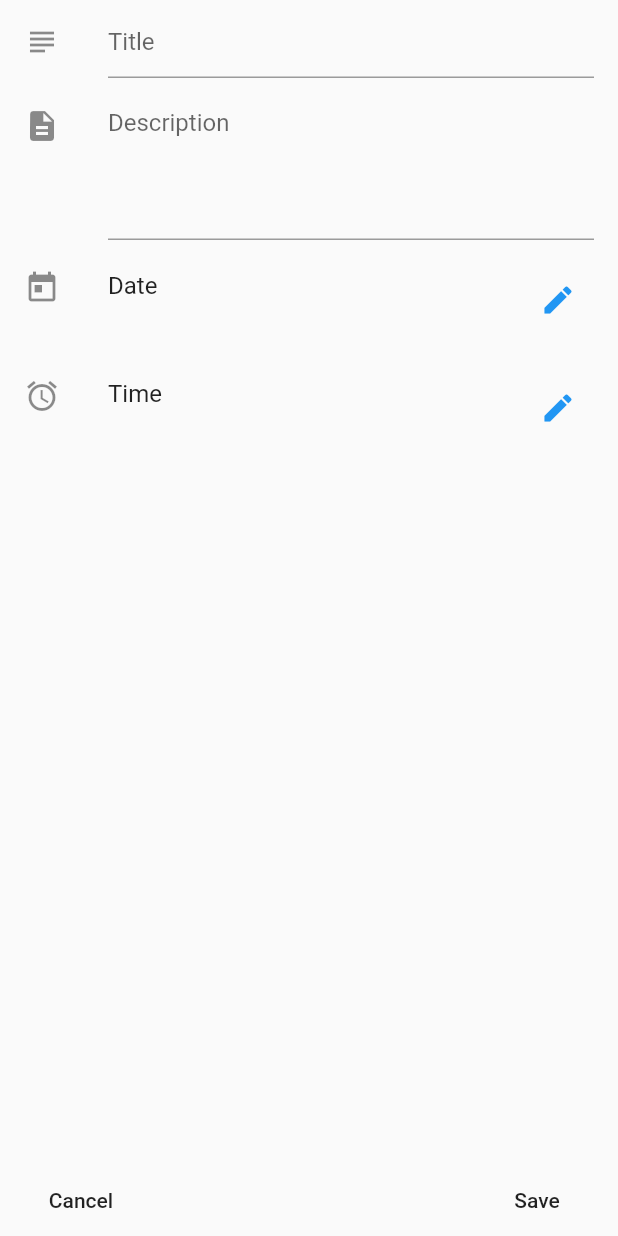
After one commit to javyliu/flutter_book, a Flutter app: the AppointmentEntry screen opened directly, on a phone screen of 412 x 824 dp. The commit adds this screen. Run offline on Flutter 3.47's test engine with Material 2 defaults, Android fonts, the phone set to English and light mode, and no system bars; our stand-ins replace flutter_calendar_carousel, flutter_i18n, flutter_slidable, image_picker, sqflite; accounts and stored records are empty.

Commit message:
add appointment

```diff
--- /dev/null
+++ b/lib/appointments/appointment_entry.dart
@@ -0,0 +1,142 @@
+import 'package:flutter/material.dart';
+import 'package:flutter_book/appointments/appointment_db_worker.dart';
+import 'package:scoped_model/scoped_model.dart';
+import '../utils.dart' as utils;
+import 'models/appointment.dart';
+
+class AppointmentEntry extends StatelessWidget {
+  final TextEditingController _titleCon = TextEditingController();
+  final TextEditingController _desCon = TextEditingController();
+
+  final GlobalKey<FormState> _formKey = GlobalKey();
+
+  AppointmentEntry() {
+    _titleCon.addListener(() {
+      appointmentModel.entityBeingEdited.title = _titleCon.text;
+    });
+    _desCon.addListener(() {
+      appointmentModel.entityBeingEdited.description = _desCon.text;
+    });
+  }
+
+  @override
+  Widget build(BuildContext context) {
+    if (appointmentModel.entityBeingEdited != null) {
+      _titleCon.text = appointmentModel.entityBeingEdited.title;
+      _desCon.text = appointmentModel.entityBeingEdited.description;
+    }
+
+    return ScopedModel<AppointmentModel>(
+      model: appointmentModel,
+      child: ScopedModelDescendant<AppointmentModel>(
+        builder: (ctx, child, model) {
+          return Scaffold(
+            bottomNavigationBar: Padding(
+              padding: EdgeInsets.symmetric(
+                vertical: 0,
+                horizontal: 10,
+              ),
+              child: Row(
+                children: [
+                  FlatButton(
+                      onPressed: () {
+                        FocusScope.of(ctx).requestFocus(FocusNode());
+                        model.setStackIndex(0);
+                      },
+                      child: Text('Cancel')),
+                  Spacer(),
+                  FlatButton(onPressed: () => _save(ctx, appointmentModel), child: Text('Save')),
+                ],
+              ),
+            ),
+            body: Form(
+              key: _formKey,
+              child: ListView(
+                children: [
+                  ListTile(
+                    leading: Icon(Icons.subject),
+                    title: TextFormField(
+                      decoration: InputDecoration(hintText: "Title"),
+                      controller: _titleCon,
+                      validator: (value) {
+                        if(value.isEmpty) return "Please enter a title";
+                        return null;
+                      },
+                    ),
+                  ),
+                  ListTile(
+                    leading: Icon(Icons.description),
+                    title: TextFormField(
+                      keyboardType: TextInputType.multiline,
+                      maxLines: 4,
+                      decoration: InputDecoration(hintText: "Description"),
+                      controller: _desCon,
+                    ),
+                  ),
+                  ListTile(
+                    leading: Icon(Icons.today),
+                    title: Text("Date"),
+                    subtitle: Text(appointmentModel.chosenDate ?? ""),
+                    trailing: IconButton(
+                      icon: Icon(Icons.edit),
+                      color: Colors.blue,
+                      onPressed: () async {
+                        String chosenDate = await utils.selectDate(ctx, model, model.entityBeingEdited.apptDate);
+                        if(chosenDate != null) {
+                          model.entityBeingEdited.apptDate = chosenDate;
+                        }
+                      },
+                    ),
+                  ),
+                  ListTile(
+                    leading: Icon(Icons.alarm),
+                    title: Text('Time'),
+                    subtitle: Text(model.apptTime ?? ""),
+                    trailing: IconButton(
+                      icon: Icon(Icons.edit),
+                      color: Colors.blue,
+                      onPressed: () => _selectTime(ctx),
+                    ),
+                  )
+                ],
+              ),
+            ),
+          );
+        },
+      ),
+    );
+  }
+
+  Future<void> _save(BuildContext context, AppointmentModel model) async {
+    if (!_formKey.currentState.validate()) return;
+    if (model.entityBeingEdited.id == null) {
+      await AppointmentDBWorker.db.create(model.entityBeingEdited);
+    } else {
+      await AppointmentDBWorker.db.update(model.entityBeingEdited);
+    }
+
+    model.loadData("appointments", AppointmentDBWorker.db);
+    model.setStackIndex(0);
+    Scaffold.of(context).showSnackBar(SnackBar(
+      backgroundColor: Colors.green,
+      duration: Duration(seconds: 2),
+      content: Text('Appointment Saved'),
+    ));
+  }
+}
+
+Future _selectTime(BuildContext context) async {
+  TimeOfDay initTime = TimeOfDay.now();
+  Appointment apt = appointmentModel.entityBeingEdited;
+  if (apt.apptTime != null) {
+    List _stime = apt.apptTime.split(",");
+    initTime = TimeOfDay(hour: int.parse(_stime[0]), minute: int.parse(_stime[1]));
+  }
+
+  TimeOfDay picked = await showTimePicker(context: context, initialTime: initTime);
+
+  if (picked != null) {
+    apt.apptTime = "${picked.hour},${picked.minute}";
+    appointmentModel.setApptTime(picked.format(context));
+  }
+}
--- /dev/null
+++ b/lib/appointments/models/appointment.dart
@@ -0,0 +1,58 @@
+import 'dart:convert';
+
+import '../../base_model.dart';
+
+class Appointment  {
+	int id;
+	String title;
+	String description;
+	String apptDate;
+	String apptTime;
+
+	Appointment({this.id, this.title, this.description, this.apptDate, this.apptTime});
+
+ Map<String, dynamic> toMap() {
+    return {
+      'id': id,
+      'title': title,
+      'description': description,
+      'apptDate': apptDate,
+      'apptTime': apptTime,
+    };
+  }
+
+  factory Appointment.fromMap(Map<String, dynamic> map) {
+    if (map == null) return null;
+
+    return Appointment(
+      id: map['id'],
+      title: map['title'],
+      description: map['description'],
+      apptDate: map['apptDate'],
+      apptTime: map['apptTime'],
+    );
+  }
+
+  String toJson() => json.encode(toMap());
+
+  factory Appointment.fromJson(String source) => Appointment.fromMap(json.decode(source));
+
+  @override
+  String toString() {
+    return 'Appointment(id: $id, title: $title, description: $description, apptDate: $apptDate, apptTime: $apptTime)';
+  }
+
+
+}
+
+
+class AppointmentModel extends BaseModel {
+  String apptTime;
+  void setApptTime(String stime) {
+    apptTime = stime;
+    notifyListeners();
+  }
+}
+
+
+AppointmentModel appointmentModel = AppointmentModel();
--- a/lib/main.dart
+++ b/lib/main.dart
@@ -1,6 +1,7 @@
 import 'dart:io';
 
 import 'package:flutter/material.dart';
+import 'package:flutter_book/appointments/appointments.dart';
 import 'package:flutter_book/contacts/contacts.dart';
 import 'package:flutter_i18n/flutter_i18n.dart';
 import 'package:flutter_localizations/flutter_localizations.dart';
@@ -104,7 +105,7 @@ class HomePage extends StatelessWidget  {
           ),
         ),
         body: TabBarView(children: [
-          Text(I18n.t(context, "title")),
+          Appointments(),
           Contacts(),
           Notes(),
           Tasks(),
```
Also changed, not shown: lib/appointments/appointment_db_worker.dart (added, +76 -0 lines), lib/appointments/appointments.dart (added, +35 -0 lines), lib/appointments/appointments_list.dart (added, +208 -0 lines), lib/contacts/contact_entry.dart (+19 -16 lines), lib/i18n.dart (+7 -0 lines).
